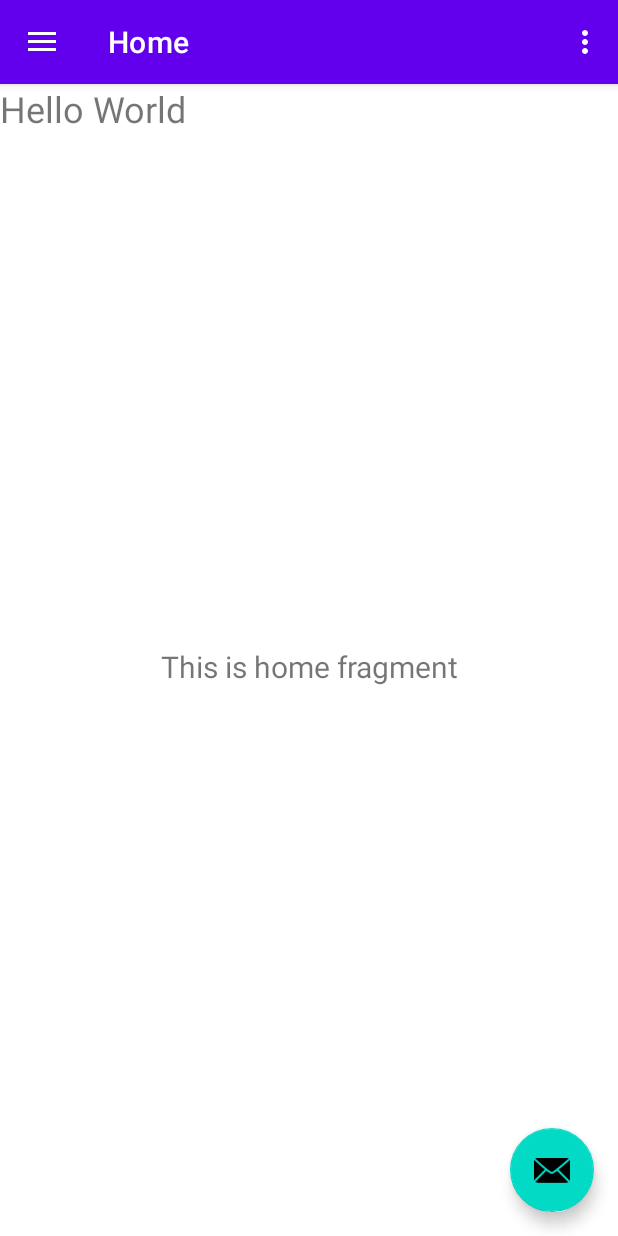
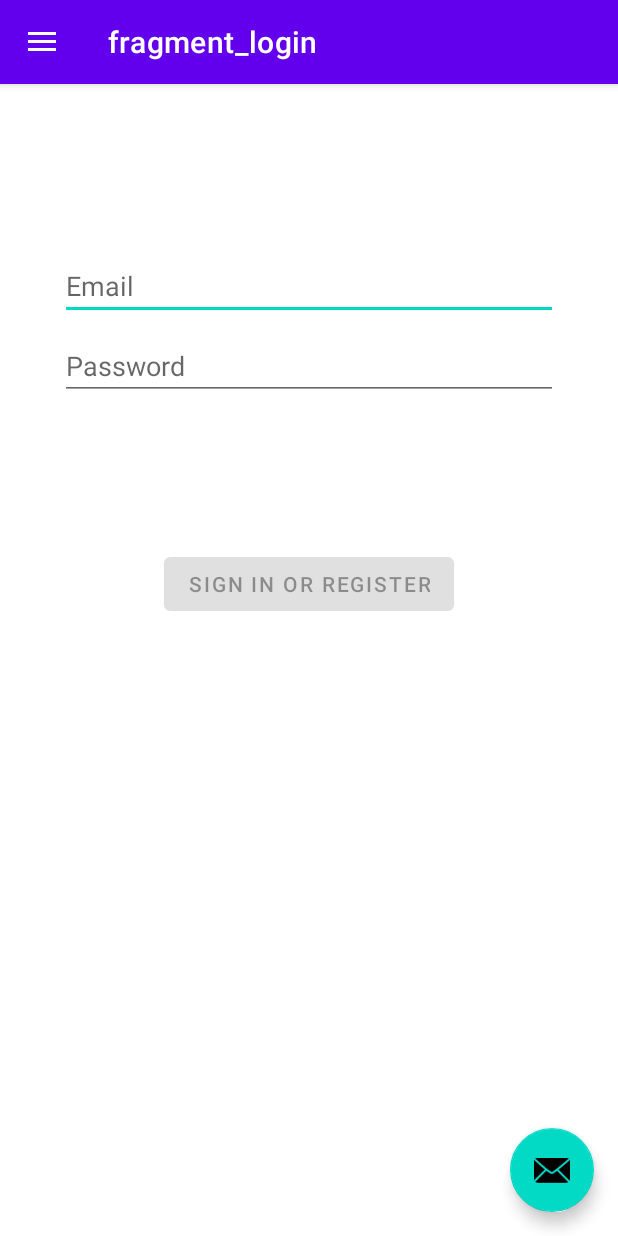
Before and after one commit to GrantDeWaay/Code-42, an Android app: the screen it shows after launch (MainActivity), on a phone screen of 412 x 824 dp. Run offline under Robolectric (Android 15) with nearby library versions, the phone set to English and light mode, and no system bars; our stand-ins replace navigation-ui.

Commit message:
Play with navigation and login screen

```diff
--- a/Experiments/abowen/app/build.gradle
+++ b/Experiments/abowen/app/build.gradle
@@ -39,6 +39,7 @@ dependencies {
     implementation 'androidx.lifecycle:lifecycle-viewmodel-ktx:2.5.1'
     implementation 'androidx.navigation:navigation-fragment:2.5.1'
     implementation 'androidx.navigation:navigation-ui:2.5.1'
+    implementation 'androidx.annotation:annotation:1.2.0'
     testImplementation 'junit:junit:4.13.2'
     androidTestImplementation 'androidx.test.ext:junit:1.1.3'
     androidTestImplementation 'androidx.test.espresso:espresso-core:3.4.0'
--- a/Experiments/abowen/app/src/main/java/edu/iastate/code42/MainActivity.java
+++ b/Experiments/abowen/app/src/main/java/edu/iastate/code42/MainActivity.java
@@ -41,12 +41,15 @@ public class MainActivity extends AppCompatActivity {
         // Passing each menu ID as a set of Ids because each
         // menu should be considered as top level destinations.
         mAppBarConfiguration = new AppBarConfiguration.Builder(
-                R.id.nav_home, R.id.nav_gallery, R.id.nav_slideshow)
+                R.id.nav_home, R.id.nav_gallery, R.id.nav_slideshow, R.id.nav_login)
                 .setOpenableLayout(drawer)
                 .build();
         NavController navController = Navigation.findNavController(this, R.id.nav_host_fragment_content_main);
         NavigationUI.setupActionBarWithNavController(this, navController, mAppBarConfiguration);
         NavigationUI.setupWithNavController(navigationView, navController);
+
+        Menu sideMenu = navigationView.getMenu();
+        sideMenu.setGroupVisible(R.id.nav_group_main, false);
     }
 
     @Override
--- /dev/null
+++ b/Experiments/abowen/app/src/main/java/edu/iastate/code42/data/LoginRepository.java
@@ -0,0 +1,54 @@
+package edu.iastate.code42.data;
+
+import edu.iastate.code42.data.model.LoggedInUser;
+
+/**
+ * Class that requests authentication and user information from the remote data source and
+ * maintains an in-memory cache of login status and user credentials information.
+ */
+public class LoginRepository {
+
+    private static volatile LoginRepository instance;
+
+    private LoginDataSource dataSource;
+
+    // If user credentials will be cached in local storage, it is recommended it be encrypted
+    // @see https://developer.android.com/training/articles/keystore
+    private LoggedInUser user = null;
+
+    // private constructor : singleton access
+    private LoginRepository(LoginDataSource dataSource) {
+        this.dataSource = dataSource;
+    }
+
+    public static LoginRepository getInstance(LoginDataSource dataSource) {
+        if (instance == null) {
+            instance = new LoginRepository(dataSource);
+        }
+        return instance;
+    }
+
+    public boolean isLoggedIn() {
+        return user != null;
+    }
+
+    public void logout() {
+        user = null;
+        dataSource.logout();
+    }
+
+    private void setLoggedInUser(LoggedInUser user) {
+        this.user = user;
+        // If user credentials will be cached in local storage, it is recommended it be encrypted
+        // @see https://developer.android.com/training/articles/keystore
+    }
+
+    public Result<LoggedInUser> login(String username, String password) {
+        // handle login
+        Result<LoggedInUser> result = dataSource.login(username, password);
+        if (result instanceof Result.Success) {
+            setLoggedInUser(((Result.Success<LoggedInUser>) result).getData());
+        }
+        return result;
+    }
+}
--- /dev/null
+++ b/Experiments/abowen/app/src/main/java/edu/iastate/code42/ui/login/LoginFragment.java
@@ -0,0 +1,153 @@
+package edu.iastate.code42.ui.login;
+
+import androidx.constraintlayout.widget.Group;
+import androidx.lifecycle.Observer;
+import androidx.lifecycle.ViewModelProvider;
+import androidx.annotation.NonNull;
+import androidx.annotation.Nullable;
+import androidx.annotation.StringRes;
+import androidx.fragment.app.Fragment;
+
+import android.content.Intent;
+import android.os.Bundle;
+import android.text.Editable;
+import android.text.TextWatcher;
+import android.view.KeyEvent;
+import android.view.LayoutInflater;
+import android.view.View;
+import android.view.ViewGroup;
+import android.view.inputmethod.EditorInfo;
+import android.widget.Button;
+import android.widget.EditText;
+import android.widget.ProgressBar;
+import android.widget.TextView;
+import android.widget.Toast;
+
+import edu.iastate.code42.databinding.FragmentLoginBinding;
+
+import edu.iastate.code42.R;
+import edu.iastate.code42.ui.home.HomeViewModel;
+
+public class LoginFragment extends Fragment {
+
+    private LoginViewModel loginViewModel;
+    private FragmentLoginBinding binding;
+
+    @Nullable
+    @Override
+    public View onCreateView(@NonNull LayoutInflater inflater,
+                             @Nullable ViewGroup container,
+                             @Nullable Bundle savedInstanceState) {
+
+        binding = FragmentLoginBinding.inflate(inflater, container, false);
+        return binding.getRoot();
+
+    }
+
+    @Override
+    public void onViewCreated(@NonNull View view, @Nullable Bundle savedInstanceState) {
+        super.onViewCreated(view, savedInstanceState);
+        loginViewModel = new ViewModelProvider(this, new LoginViewModelFactory())
+                .get(LoginViewModel.class);
+
+        final EditText usernameEditText = binding.username;
+        final EditText passwordEditText = binding.password;
+        final Button loginButton = binding.login;
+        final ProgressBar loadingProgressBar = binding.loading;
+
+        loginViewModel.getLoginFormState().observe(getViewLifecycleOwner(), new Observer<LoginFormState>() {
+            @Override
+            public void onChanged(@Nullable LoginFormState loginFormState) {
+                if (loginFormState == null) {
+                    return;
+                }
+                loginButton.setEnabled(loginFormState.isDataValid());
+                if (loginFormState.getUsernameError() != null) {
+                    usernameEditText.setError(getString(loginFormState.getUsernameError()));
+                }
+                if (loginFormState.getPasswordError() != null) {
+                    passwordEditText.setError(getString(loginFormState.getPasswordError()));
+                }
+            }
+        });
+
+        loginViewModel.getLoginResult().observe(getViewLifecycleOwner(), new Observer<LoginResult>() {
+            @Override
+            public void onChanged(@Nullable LoginResult loginResult) {
+                if (loginResult == null) {
+                    return;
+                }
+                loadingProgressBar.setVisibility(View.GONE);
+                if (loginResult.getError() != null) {
+                    showLoginFailed(loginResult.getError());
+                }
+                if (loginResult.getSuccess() != null) {
+                    updateUiWithUser(loginResult.getSuccess());
+                }
+            }
+        });
+
+        TextWatcher afterTextChangedListener = new TextWatcher() {
+            @Override
+            public void beforeTextChanged(CharSequence s, int start, int count, int after) {
+                // ignore
+            }
+
+            @Override
+            public void onTextChanged(CharSequence s, int start, int before, int count) {
+                // ignore
+            }
+
+            @Override
+            public void afterTextChanged(Editable s) {
+                loginViewModel.loginDataChanged(usernameEditText.getText().toString(),
+                        passwordEditText.getText().toString());
+            }
+        };
+        usernameEditText.addTextChangedListener(afterTextChangedListener);
+        passwordEditText.addTextChangedListener(afterTextChangedListener);
+        passwordEditText.setOnEditorActionListener(new TextView.OnEditorActionListener() {
+
+            @Override
+            public boolean onEditorAction(TextView v, int actionId, KeyEvent event) {
+                if (actionId == EditorInfo.IME_ACTION_DONE) {
+                    loginViewModel.login(usernameEditText.getText().toString(),
+                            passwordEditText.getText().toString());
+                }
+                return false;
+            }
+        });
+
+        loginButton.setOnClickListener(new View.OnClickListener() {
+            @Override
+            public void onClick(View v) {
+                loadingProgressBar.setVisibility(View.VISIBLE);
+                loginViewModel.login(usernameEditText.getText().toString(),
+                        passwordEditText.getText().toString());
+            }
+        });
+    }
+
+    private void updateUiWithUser(LoggedInUserView model) {
+        String welcome = getString(R.string.welcome) + model.getDisplayName();
+        // TODO : initiate successful logged in experience
+        if (getContext() != null && getContext().getApplicationContext() != null) {
+            Toast.makeText(getContext().getApplicationContext(), welcome, Toast.LENGTH_LONG).show();
+        }
+    }
+
+    private void showLoginFailed(@StringRes Integer errorString) {
+        if (getContext() != null && getContext().getApplicationContext() != null) {
+            Toast.makeText(
+                    getContext().getApplicationContext(),
+                    errorString,
+                    Toast.LENGTH_LONG).show();
+        }
+    }
+
+    @Override
+    public void onDestroyView() {
+        super.onDestroyView();
+        binding = null;
+    }
+}
--- /dev/null
+++ b/Experiments/abowen/app/src/main/java/edu/iastate/code42/ui/login/LoginViewModel.java
@@ -0,0 +1,70 @@
+package edu.iastate.code42.ui.login;
+
+import androidx.lifecycle.LiveData;
+import androidx.lifecycle.MutableLiveData;
+import androidx.lifecycle.ViewModel;
+
+import android.util.Patterns;
+
+import edu.iastate.code42.data.LoginRepository;
+import edu.iastate.code42.data.Result;
+import edu.iastate.code42.data.model.LoggedInUser;
+import edu.iastate.code42.R;
+
+public class LoginViewModel extends ViewModel {
+
+    private MutableLiveData<LoginFormState> loginFormState = new MutableLiveData<>();
+    private MutableLiveData<LoginResult> loginResult = new MutableLiveData<>();
+    private LoginRepository loginRepository;
+
+    LoginViewModel(LoginRepository loginRepository) {
+        this.loginRepository = loginRepository;
+    }
+
+    LiveData<LoginFormState> getLoginFormState() {
+        return loginFormState;
+    }
+
+    LiveData<LoginResult> getLoginResult() {
+        return loginResult;
+    }
+
+    public void login(String username, String password) {
+        // can be launched in a separate asynchronous job
+        Result<LoggedInUser> result = loginRepository.login(username, password);
+
+        if (result instanceof Result.Success) {
+            LoggedInUser data = ((Result.Success<LoggedInUser>) result).getData();
+            loginResult.setValue(new LoginResult(new LoggedInUserView(data.getDisplayName())));
+        } else {
+            loginResult.setValue(new LoginResult(R.string.login_failed));
+        }
+    }
+
+    public void loginDataChanged(String username, String password) {
+        if (!isUserNameValid(username)) {
+            loginFormState.setValue(new LoginFormState(R.string.invalid_username, null));
+        } else if (!isPasswordValid(password)) {
+            loginFormState.setValue(new LoginFormState(null, R.string.invalid_password));
+        } else {
+            loginFormState.setValue(new LoginFormState(true));
+        }
+    }
+
+    // A placeholder username validation check
+    private boolean isUserNameValid(String username) {
+        if (username == null) {
+            return false;
+        }
+        if (username.contains("@")) {
+            return Patterns.EMAIL_ADDRESS.matcher(username).matches();
+        } else {
+            return !username.trim().isEmpty();
+        }
+    }
+
+    // A placeholder password validation check
+    private boolean isPasswordValid(String password) {
+        return password != null && password.trim().length() > 5;
+    }
+}
--- /dev/null
+++ b/Experiments/abowen/app/src/main/java/edu/iastate/code42/ui/login/LoginViewModelFactory.java
@@ -0,0 +1,26 @@
+package edu.iastate.code42.ui.login;
+
+import androidx.lifecycle.ViewModel;
+import androidx.lifecycle.ViewModelProvider;
+import androidx.annotation.NonNull;
+
+import edu.iastate.code42.data.LoginDataSource;
+import edu.iastate.code42.data.LoginRepository;
+
+/**
+ * ViewModel provider factory to instantiate LoginViewModel.
+ * Required given LoginViewModel has a non-empty constructor
+ */
+public class LoginViewModelFactory implements ViewModelProvider.Factory {
+
+    @NonNull
+    @Override
+    @SuppressWarnings("unchecked")
+    public <T extends ViewModel> T create(@NonNull Class<T> modelClass) {
+        if (modelClass.isAssignableFrom(LoginViewModel.class)) {
+            return (T) new LoginViewModel(LoginRepository.getInstance(new LoginDataSource()));
+        } else {
+            throw new IllegalArgumentException("Unknown ViewModel class");
+        }
+    }
+}
--- a/Experiments/abowen/app/src/main/res/layout/content_main.xml
+++ b/Experiments/abowen/app/src/main/res/layout/content_main.xml
@@ -18,12 +18,4 @@
         app:layout_constraintTop_toTopOf="parent"
         app:navGraph="@navigation/mobile_navigation" />
 
-    <TextView
-        android:id="@+id/textView2"
-        android:layout_width="137dp"
-        android:layout_height="80dp"
-        android:text="Hello World"
-        android:textSize="24sp"
-        tools:layout_editor_absoluteX="128dp"
-        tools:layout_editor_absoluteY="157dp" />
 </androidx.constraintlayout.widget.ConstraintLayout>
--- /dev/null
+++ b/Experiments/abowen/app/src/main/res/layout/fragment_login.xml
@@ -0,0 +1,78 @@
+<?xml version="1.0" encoding="utf-8"?>
+<androidx.constraintlayout.widget.ConstraintLayout xmlns:android="http://schemas.android.com/apk/res/android"
+    xmlns:app="http://schemas.android.com/apk/res-auto"
+    xmlns:tools="http://schemas.android.com/tools"
+    android:id="@+id/container"
+    android:layout_width="match_parent"
+    android:layout_height="match_parent"
+    android:paddingLeft="@dimen/fragment_horizontal_margin"
+    android:paddingTop="@dimen/fragment_vertical_margin"
+    android:paddingRight="@dimen/fragment_horizontal_margin"
+    android:paddingBottom="@dimen/fragment_vertical_margin"
+    tools:context=".ui.login.LoginFragment">
+
+    <EditText
+        android:id="@+id/username"
+        android:layout_width="0dp"
+        android:layout_height="wrap_content"
+        android:layout_marginStart="24dp"
+        android:layout_marginTop="96dp"
+        android:layout_marginEnd="24dp"
+        android:autofillHints="@string/prompt_email"
+        android:hint="@string/prompt_email"
+        android:inputType="textEmailAddress"
+        android:selectAllOnFocus="true"
+        app:layout_constraintEnd_toEndOf="parent"
+        app:layout_constraintStart_toStartOf="parent"
+        app:layout_constraintTop_toTopOf="parent" />
+
+    <EditText
+        android:id="@+id/password"
+        android:layout_width="0dp"
+        android:layout_height="wrap_content"
+        android:layout_marginStart="24dp"
+        android:layout_marginTop="8dp"
+        android:layout_marginEnd="24dp"
+        android:autofillHints="@string/prompt_password"
+        android:hint="@string/prompt_password"
+        android:imeActionLabel="@string/action_sign_in_short"
+        android:imeOptions="actionDone"
+        android:inputType="textPassword"
+        android:selectAllOnFocus="true"
+        app:layout_constraintEnd_toEndOf="parent"
+        app:layout_constraintStart_toStartOf="parent"
+        app:layout_constraintTop_toBottomOf="@+id/username" />
+
+    <Button
+        android:id="@+id/login"
+        android:layout_width="wrap_content"
+        android:layout_height="wrap_content"
+        android:layout_gravity="start"
+        android:layout_marginStart="48dp"
+        android:layout_marginTop="16dp"
+        android:layout_marginEnd="48dp"
+        android:layout_marginBottom="64dp"
+        android:enabled="false"
+        android:text="@string/action_sign_in"
+        app:layout_constraintBottom_toBottomOf="parent"
+        app:layout_constraintEnd_toEndOf="parent"
+        app:layout_constraintStart_toStartOf="parent"
+        app:layout_constraintTop_toBottomOf="@+id/password"
+        app:layout_constraintVertical_bias="0.2" />
+
+    <ProgressBar
+        android:id="@+id/loading"
+        android:layout_width="wrap_content"
+        android:layout_height="wrap_content"
+        android:layout_gravity="center"
+        android:layout_marginStart="32dp"
+        android:layout_marginTop="64dp"
+        android:layout_marginEnd="32dp"
+        android:layout_marginBottom="64dp"
+        android:visibility="gone"
+        app:layout_constraintBottom_toBottomOf="parent"
+        app:layout_constraintEnd_toEndOf="@+id/password"
+        app:layout_constraintStart_toStartOf="@+id/password"
+        app:layout_constraintTop_toTopOf="parent"
+        app:layout_constraintVertical_bias="0.3" />
+</androidx.constraintlayout.widget.ConstraintLayout>
--- a/Experiments/abowen/app/src/main/res/menu/activity_main_drawer.xml
+++ b/Experiments/abowen/app/src/main/res/menu/activity_main_drawer.xml
@@ -1,9 +1,12 @@
 <?xml version="1.0" encoding="utf-8"?>
 <menu xmlns:android="http://schemas.android.com/apk/res/android"
+    xmlns:app="http://schemas.android.com/apk/res-auto"
     xmlns:tools="http://schemas.android.com/tools"
     tools:showIn="navigation_view">
 
-    <group android:checkableBehavior="single">
+    <group
+        android:id="@+id/nav_group_main"
+        android:checkableBehavior="single">
         <item
             android:id="@+id/nav_home"
             android:icon="@drawable/ic_menu_camera"
@@ -16,5 +19,16 @@
             android:id="@+id/nav_slideshow"
             android:icon="@drawable/ic_menu_slideshow"
             android:title="@string/menu_slideshow" />
+        <item
+            android:id="@+id/nav_account"
+            android:title="Item" />
+    </group>
+    <group android:id="@+id/nav_group_global">
+        <item
+            android:id="@+id/nav_about"
+            android:title="About" />
+        <item
+            android:id="@+id/nav_session"
+            android:title="Item" />
     </group>
 </menu>
--- a/Experiments/abowen/app/src/main/res/menu/main.xml
+++ b/Experiments/abowen/app/src/main/res/menu/main.xml
@@ -1,9 +1,3 @@
 <?xml version="1.0" encoding="utf-8"?>
 <menu xmlns:android="http://schemas.android.com/apk/res/android"
-    xmlns:app="http://schemas.android.com/apk/res-auto">
-    <item
-        android:id="@+id/action_settings"
-        android:orderInCategory="100"
-        android:title="@string/action_settings"
-        app:showAsAction="never" />
-</menu>
+    xmlns:app="http://schemas.android.com/apk/res-auto"/>
--- a/Experiments/abowen/app/src/main/res/navigation/mobile_navigation.xml
+++ b/Experiments/abowen/app/src/main/res/navigation/mobile_navigation.xml
@@ -3,7 +3,7 @@
     xmlns:app="http://schemas.android.com/apk/res-auto"
     xmlns:tools="http://schemas.android.com/tools"
     android:id="@+id/mobile_navigation"
-    app:startDestination="@+id/nav_home">
+    app:startDestination="@id/nav_login">
 
     <fragment
         android:id="@+id/nav_home"
@@ -22,4 +22,9 @@
         android:name="edu.iastate.code42.ui.slideshow.SlideshowFragment"
         android:label="@string/menu_slideshow"
         tools:layout="@layout/fragment_slideshow" />
+    <fragment
+        android:id="@+id/nav_login"
+        android:name="edu.iastate.code42.ui.login.LoginFragment"
+        android:label="fragment_login"
+        tools:layout="@layout/fragment_login" />
 </navigation>
--- a/Experiments/abowen/app/src/main/res/values/dimens.xml
+++ b/Experiments/abowen/app/src/main/res/values/dimens.xml
@@ -5,4 +5,7 @@
     <dimen name="nav_header_vertical_spacing">8dp</dimen>
     <dimen name="nav_header_height">176dp</dimen>
     <dimen name="fab_margin">16dp</dimen>
+    <!-- Default screen margins, per the Android Design guidelines. -->
+    <dimen name="fragment_horizontal_margin">16dp</dimen>
+    <dimen name="fragment_vertical_margin">16dp</dimen>
 </resources>
--- a/Experiments/abowen/app/src/main/res/values/strings.xml
+++ b/Experiments/abowen/app/src/main/res/values/strings.xml
@@ -10,4 +10,13 @@
     <string name="menu_home">Home</string>
     <string name="menu_gallery">Gallery</string>
     <string name="menu_slideshow">Slideshow</string>
+    <!-- Strings related to login -->
+    <string name="prompt_email">Email</string>
+    <string name="prompt_password">Password</string>
+    <string name="action_sign_in">Sign in or register</string>
+    <string name="action_sign_in_short">Sign in</string>
+    <string name="welcome">"Welcome!"</string>
+    <string name="invalid_username">Not a valid username</string>
+    <string name="invalid_password">Password must be >5 characters</string>
+    <string name="login_failed">"Login failed"</string>
 </resources>
```
Also changed, not shown: Experiments/abowen/app/src/main/java/edu/iastate/code42/data/LoginDataSource.java (added, +29 -0 lines), Experiments/abowen/app/src/main/java/edu/iastate/code42/data/Result.java (added, +48 -0 lines), Experiments/abowen/app/src/main/java/edu/iastate/code42/data/model/LoggedInUser.java (added, +23 -0 lines), Experiments/abowen/app/src/main/java/edu/iastate/code42/ui/login/LoggedInUserView.java (added, +17 -0 lines), Experiments/abowen/app/src/main/java/edu/iastate/code42/ui/login/LoginFormState.java (added, +40 -0 lines), Experiments/abowen/app/src/main/java/edu/iastate/code42/ui/login/LoginResult.java (added, +31 -0 lines).
